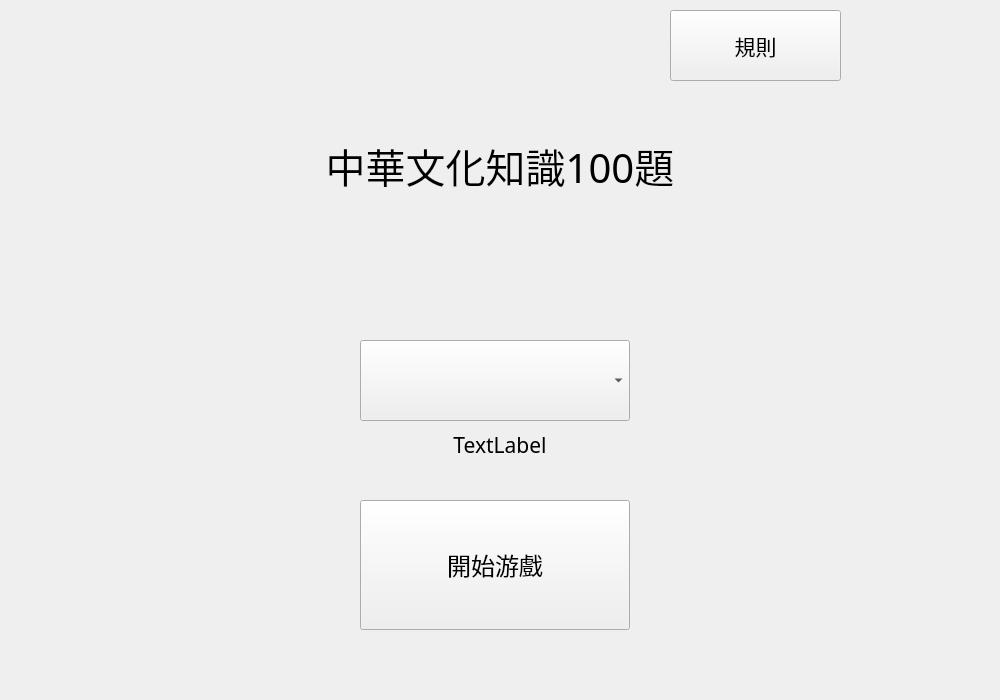
This is IntroWidget.ui in hwc20896/ChineseProj as Qt 5 draws it before an edit. The edited form follows.
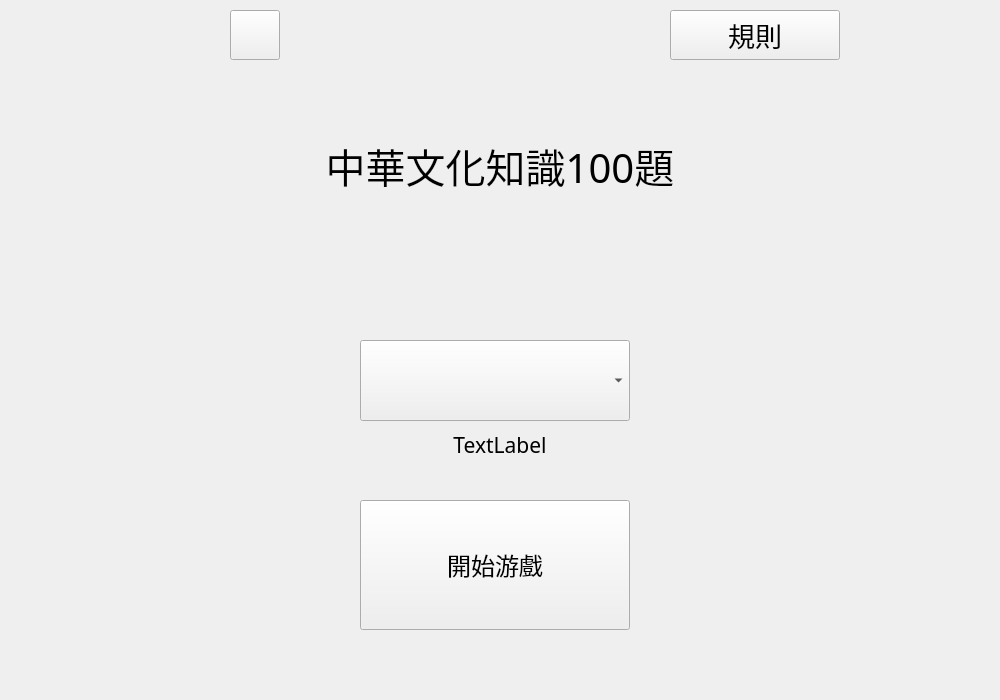
This is the edited form.

Commit message: Added mute switch

```diff
--- a/IntroWidget.ui
+++ b/IntroWidget.ui
@@ -40,14 +40,14 @@
     <rect>
      <x>670</x>
      <y>10</y>
-     <width>171</width>
-     <height>71</height>
+     <width>170</width>
+     <height>50</height>
     </rect>
    </property>
    <property name="font">
     <font>
      <family>Microsoft JhengHei</family>
-     <pointsize>16</pointsize>
+     <pointsize>20</pointsize>
     </font>
    </property>
    <property name="text">
@@ -117,6 +117,25 @@
     <set>Qt::AlignmentFlag::AlignHCenter|Qt::AlignmentFlag::AlignTop</set>
    </property>
   </widget>
+  <widget class="QPushButton" name="muteSwitch">
+   <property name="geometry">
+    <rect>
+     <x>230</x>
+     <y>10</y>
+     <width>50</width>
+     <height>50</height>
+    </rect>
+   </property>
+   <property name="text">
+    <string/>
+   </property>
+   <property name="iconSize">
+    <size>
+     <width>40</width>
+     <height>40</height>
+    </size>
+   </property>
+  </widget>
  </widget>
  <resources/>
  <connections/>
```
The commit also changes 14 other files.
